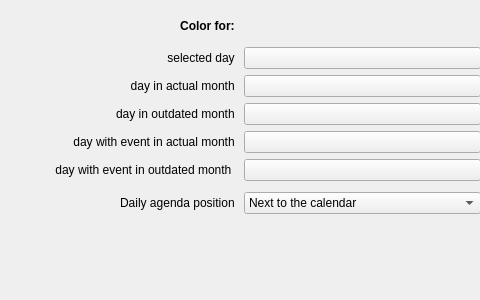
Qt form calendar/src/ui/calendarconfig.ui (KDE/akonadi-google-applets) before a commit.
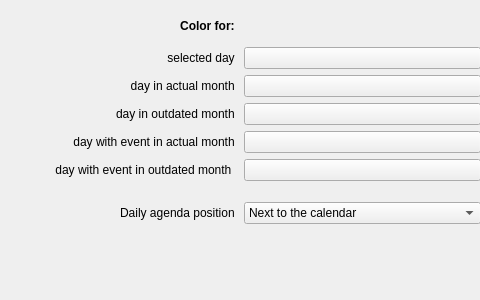
The same form after that commit. Custom widgets are drawn as their Qt base class.

```diff
--- a/calendar/src/ui/calendarconfig.ui
+++ b/calendar/src/ui/calendarconfig.ui
@@ -113,7 +113,7 @@
    <property name="geometry">
     <rect>
      <x>0</x>
-     <y>190</y>
+     <y>200</y>
      <width>481</width>
      <height>26</height>
     </rect>
```
